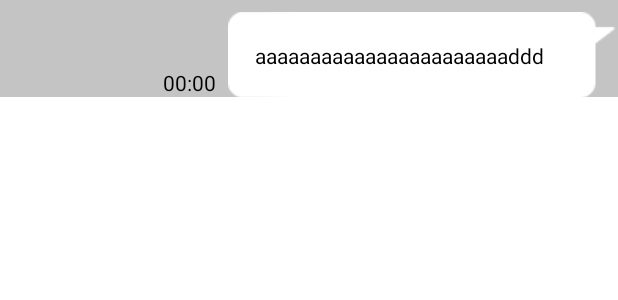
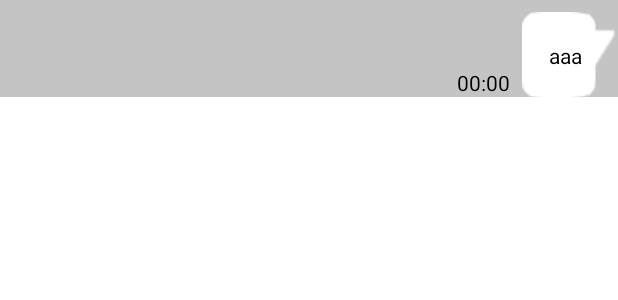
Before and after one commit to 2hyungjin/HotspoTalk, an Android app: the layout layout_rv_item_chat_mine.xml on its own in the app's theme, with its tools: preview values and no code run, on a phone screen of 412 x 824 dp. Shown: the top 300 px of the screen. Run offline under Robolectric (Android 15) with nearby library versions, the phone set to English and light mode, and no system bars; network calls fail.

Commit message:
[ADD] my chatting

```diff
--- a/HotspoTalk/app/src/main/java/com/example/hotspotalk/data/entity/Message.kt
+++ b/HotspoTalk/app/src/main/java/com/example/hotspotalk/data/entity/Message.kt
@@ -6,7 +6,7 @@ data class Message(
     val nickname: String,
     var content: String? = null,
     val roomID: Int,
-    var timestamp: String? = null,
+    var timestamp: String = "",
     var messageType: MessageType = MessageType.YOURS,
     var messageId: Int? = null
 )
--- a/HotspoTalk/app/src/main/java/com/example/hotspotalk/data/entity/response/MessageResponse.kt
+++ b/HotspoTalk/app/src/main/java/com/example/hotspotalk/data/entity/response/MessageResponse.kt
@@ -22,7 +22,9 @@ data class MessageResponse(
             "msg" -> {
                 message.content = content
                 message.messageType = MessageType.YOURS
-                message.timestamp = timestamp
+                if (timestamp != null) {
+                    message.timestamp = timestamp
+                }
             }
             "in" -> {
                 message.content = "${nickname}님이 입장하였습니다."
--- a/HotspoTalk/app/src/main/res/layout/layout_rv_item_chat_mine.xml
+++ b/HotspoTalk/app/src/main/res/layout/layout_rv_item_chat_mine.xml
@@ -1,14 +1,15 @@
 <?xml version="1.0" encoding="utf-8"?>
 <androidx.constraintlayout.widget.ConstraintLayout xmlns:android="http://schemas.android.com/apk/res/android"
     xmlns:app="http://schemas.android.com/apk/res-auto"
+    xmlns:tools="http://schemas.android.com/tools"
     android:layout_width="match_parent"
     android:layout_height="wrap_content"
-    xmlns:tools="http://schemas.android.com/tools"
     tools:background="@color/grey">
 
-    <LinearLayout
+    <androidx.constraintlayout.widget.ConstraintLayout
         android:id="@+id/linearLayout3"
         android:layout_width="wrap_content"
+        android:paddingRight="24dp"
         android:layout_height="wrap_content"
         android:layout_marginTop="8dp"
         android:background="@drawable/bubble"
@@ -19,19 +20,21 @@
             android:id="@+id/tv_content_mine"
             android:layout_width="wrap_content"
             android:layout_height="wrap_content"
+            android:layout_margin="10dp"
             android:layout_marginVertical="10dp"
-            android:layout_marginStart="10dp"
-            android:layout_marginEnd="28dp"
             android:textColor="@color/black"
-            tools:text="aaaaaaaaaaaaaaaaaaaaaaaddd" />
-    </LinearLayout>
+            app:layout_constraintBottom_toBottomOf="parent"
+            app:layout_constraintStart_toStartOf="parent"
+            app:layout_constraintTop_toTopOf="parent"
+            tools:text="aaa" />
+    </androidx.constraintlayout.widget.ConstraintLayout>
 
     <TextView
         android:id="@+id/tv_time_stamp_mine"
         android:layout_width="wrap_content"
         android:layout_height="wrap_content"
+        android:layout_marginEnd="8dp"
         android:textColor="@color/black"
-        android:layout_marginEnd="8dp"
         app:layout_constraintBottom_toBottomOf="@+id/linearLayout3"
         app:layout_constraintEnd_toStartOf="@+id/linearLayout3"
         tools:text="00:00" />
--- a/HotspoTalk/app/src/main/res/xml/chatting_fragment_xml_constraintlayout2_scene.xml
+++ b/HotspoTalk/app/src/main/res/xml/chatting_fragment_xml_constraintlayout2_scene.xml
@@ -40,7 +40,6 @@
             android:layout_height="match_parent"
             motion:layout_constraintBottom_toBottomOf="parent"
             android:visibility="visible"
-            android:alpha="0.8"
             motion:layout_constraintTop_toTopOf="parent"
             motion:layout_constraintStart_toStartOf="parent" />
 
```
Also changed, not shown: HotspoTalk/app/src/main/java/com/example/hotspotalk/view/adapter/MessageListAdapter.kt (+11 -13 lines), HotspoTalk/app/src/main/java/com/example/hotspotalk/view/fragment/ChattingFragment.kt (+17 -2 lines), HotspoTalk/app/src/main/res/drawable/bubble.9.png.
